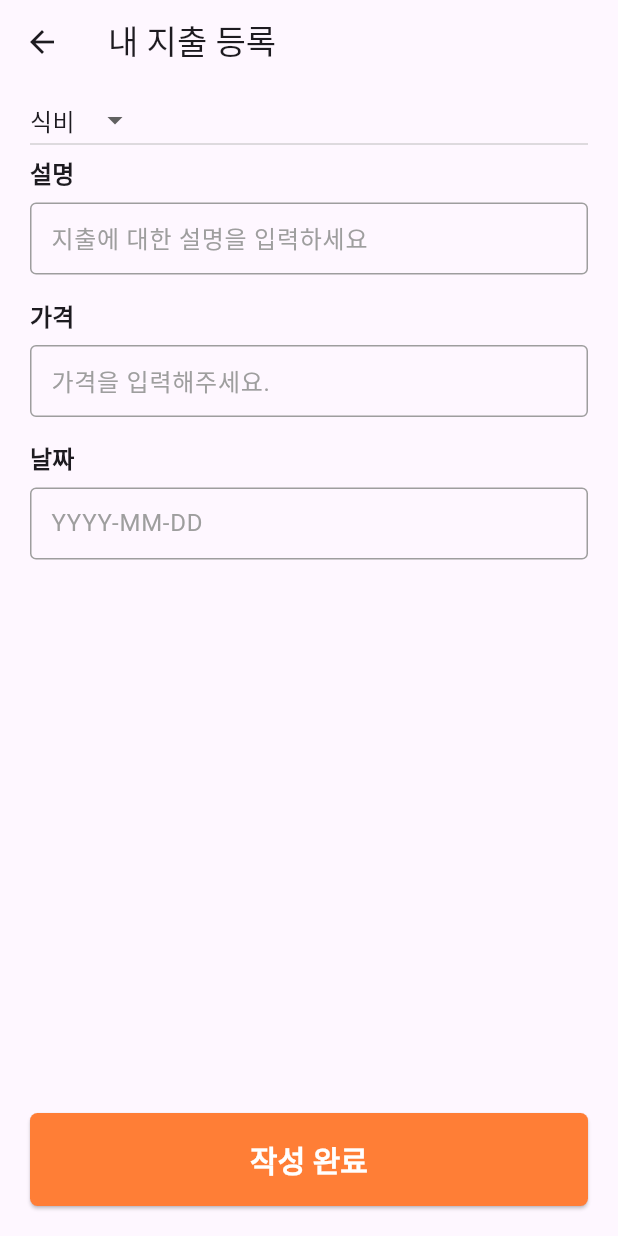
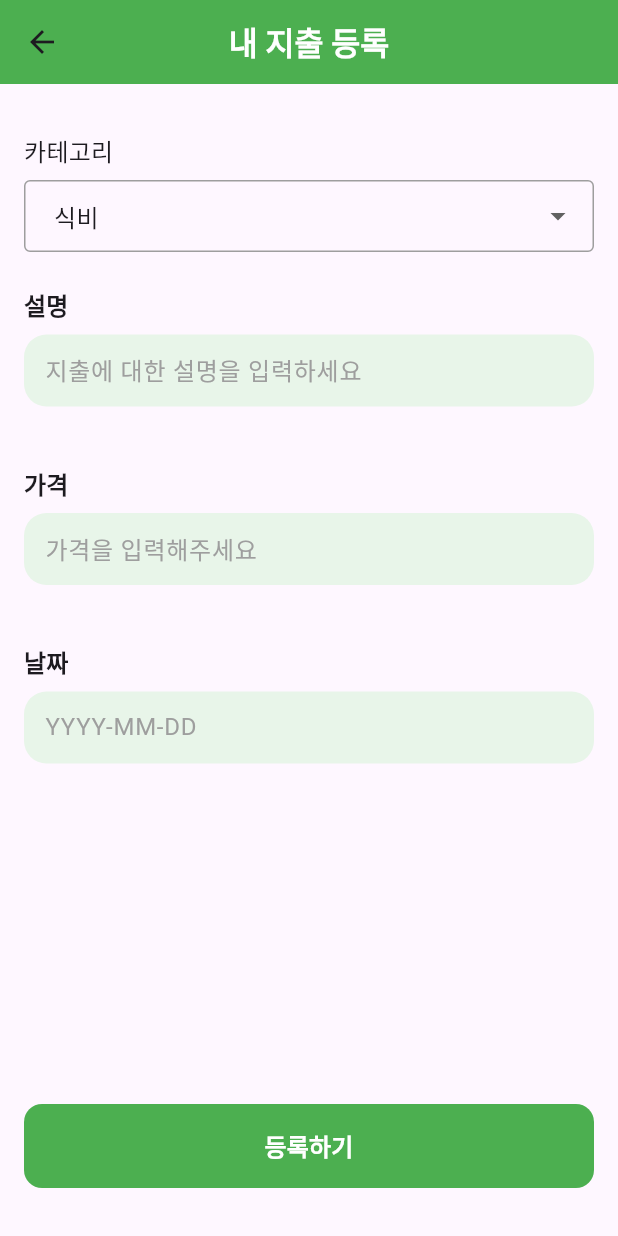
Before and after one commit to GGeunit/MABook, a Flutter app: the ExpenseIndex screen opened directly, after a tap on the "add" icon, on a phone screen of 412 x 824 dp. Run offline on Flutter 3.47's test engine with Material 3 defaults, Android fonts, the phone set to English and light mode, and no system bars; our stand-ins replace get, get_storage, image_picker, timeago, webview_flutter; accounts and stored records are empty; network calls fail; Roboto replaces fonts that are missing (Noto Sans).

Commit message:
UI 수정

```diff
--- a/carrot_flutter-main/lib/main.dart
+++ b/carrot_flutter-main/lib/main.dart
@@ -3,7 +3,6 @@ import 'package:get_storage/get_storage.dart';
 import 'package:timeago/timeago.dart' as timeago;
 
 import 'src/app.dart';
-import 'src/shared/global.dart';
 
 void main() async {
   // GetStorage 초기화
--- a/carrot_flutter-main/lib/src/screen/auth/login.dart
+++ b/carrot_flutter-main/lib/src/screen/auth/login.dart
@@ -48,6 +48,9 @@ class _LoginState extends State<Login> {
             ),
             ElevatedButton(
               onPressed: _submit,
+              style: ElevatedButton.styleFrom(
+                backgroundColor: Colors.green,
+              ),
               child: const Text('로그인'),
             ),
           ],
--- a/carrot_flutter-main/lib/src/screen/auth/register_form.dart
+++ b/carrot_flutter-main/lib/src/screen/auth/register_form.dart
@@ -75,6 +75,9 @@ class _RegisterFormState extends State<RegisterForm> {
             // 버튼
             ElevatedButton(
               onPressed: _submit,
+              style: ElevatedButton.styleFrom(
+                backgroundColor: Colors.green,
+              ),
               child: const Text('로그인'),
             ),
           ],
--- a/carrot_flutter-main/lib/src/screen/expense/create.dart
+++ b/carrot_flutter-main/lib/src/screen/expense/create.dart
@@ -34,17 +34,39 @@ class _ExpenseCreateState extends State<ExpenseCreate> {
   @override
   Widget build(BuildContext context) {
     return Scaffold(
-      appBar: AppBar(title: const Text('내 지출 등록')),
-      body: Padding(
-        padding: const EdgeInsets.symmetric(horizontal: 20),
+      appBar: AppBar(
+        title: const Text('내 지출 등록'),
+        titleTextStyle: const TextStyle(
+            color: Colors.white, fontSize: 21, fontWeight: FontWeight.bold),
+        elevation: 0,
+        centerTitle: true,
+        backgroundColor: Colors.green,
+      ),
+      body: SafeArea(
+        child: Padding(
+          padding: const EdgeInsets.all(16.0),
           child: Column(
             children: [
               Expanded(
-              child: ListView(
+                child: SingleChildScrollView(
+                  child: Column(
+                    crossAxisAlignment: CrossAxisAlignment.start,
                     children: [
-                  // 카테고리 선택 (드롭다운 또는 다른 위젯으로 구현 필요)
-                  DropdownButton<CategoryModel>(
+                      const SizedBox(height: 16),
+                      Text(
+                        '카테고리',
+                        style: Theme.of(context).textTheme.titleMedium,
+                      ),
+                      const SizedBox(height: 8),
+                      DropdownButtonFormField<CategoryModel>(
                         value: _categoryId,
+                        decoration: InputDecoration(
+                          border: OutlineInputBorder(
+                            borderRadius: BorderRadius.circular(12),
+                          ),
+                          contentPadding: const EdgeInsets.symmetric(
+                              horizontal: 16, vertical: 8),
+                        ),
                         onChanged: (CategoryModel? newValue) {
                           setState(() {
                             _categoryId = newValue!;
@@ -62,20 +84,20 @@ class _ExpenseCreateState extends State<ExpenseCreate> {
                           );
                         }).toList(),
                       ),
-                  // 설명
+                      const SizedBox(height: 24),
                       LabelTextField(
                         label: '설명',
                         hintText: '지출에 대한 설명을 입력하세요',
                         controller: _descriptionController,
                       ),
-                  // 가격
+                      const SizedBox(height: 24),
                       LabelTextField(
                         label: '가격',
-                    hintText: '가격을 입력해주세요.',
+                        hintText: '가격을 입력해주세요',
                         controller: _priceController,
                         keyboardType: TextInputType.number,
                       ),
-                  // 날짜
+                      const SizedBox(height: 24),
                       LabelTextField(
                         label: '날짜',
                         hintText: 'YYYY-MM-DD',
@@ -84,14 +106,24 @@ class _ExpenseCreateState extends State<ExpenseCreate> {
                     ],
                   ),
                 ),
-            Padding(
-              padding: const EdgeInsets.symmetric(vertical: 20),
-              child: ElevatedButton(
+              ),
+              SizedBox(
+                width: double.infinity,
+                height: 56,
+                child: FilledButton(
                   onPressed: _submit,
-                child: const Text('작성 완료'),
+                  style: FilledButton.styleFrom(
+                    backgroundColor: Colors.green,
+                    shape: RoundedRectangleBorder(
+                      borderRadius: BorderRadius.circular(12),
                     ),
                   ),
+                  child: const Text('등록하기'),
+                ),
+              ),
+              const SizedBox(height: 16),
             ],
+          ),
         ),
       ),
     );
--- a/carrot_flutter-main/lib/src/screen/expense/index.dart
+++ b/carrot_flutter-main/lib/src/screen/expense/index.dart
@@ -33,28 +33,20 @@ class _ExpenseIndexState extends State<ExpenseIndex> {
   @override
   Widget build(BuildContext context) {
     return Scaffold(
+      appBar: AppBar(
+        backgroundColor: Colors.green,
+        title: const Text(
+          '내 가계부',
+          style: TextStyle(color: Colors.white, fontWeight: FontWeight.bold),
+        ),
+        centerTitle: true,
+      ),
       floatingActionButton: FloatingActionButton(
         onPressed: () {
           Get.to(() => const ExpenseCreate());
         },
-        tooltip: '항목 추가',
-        shape: const CircleBorder(),
-        backgroundColor: Theme.of(context).primaryColor,
+        backgroundColor: Colors.green,
         child: const Icon(Icons.add, color: Colors.white),
-      ),
-      appBar: AppBar(
-        centerTitle: false,
-        title: Text('내 지출'),
-        actions: [
-          IconButton(
-            onPressed: () {},
-            icon: Icon(Icons.search),
-          ),
-          IconButton(
-            onPressed: () {},
-            icon: Icon(Icons.notifications_none_rounded),
-          ),
-        ],
       ),
       body: Column(
         children: [
@@ -63,14 +55,26 @@ class _ExpenseIndexState extends State<ExpenseIndex> {
                   onNotification: _onNotification,
                   child: RefreshIndicator(
                     onRefresh: _onRefresh,
-                      child: ListView.builder(
+                    child: ListView.separated(
+                      padding: const EdgeInsets.symmetric(vertical: 20),
                       itemCount: expenseController.expenseList.length,
+                      separatorBuilder: (context, index) =>
+                          const SizedBox(height: 12),
                       itemBuilder: (context, index) {
                         final item = expenseController.expenseList[index];
                         return ExpenseListItem(item);
-                          }),
+                      },
                     ),
-                  )))
+                  ),
+                )),
+          ),
+          Container(
+            decoration: const BoxDecoration(
+              border: Border(
+                top: BorderSide(color: Colors.grey, width: 0.5),
+              ),
+            ),
+          ),
         ],
       ),
     );
--- a/carrot_flutter-main/lib/src/widget/form/label_textfield.dart
+++ b/carrot_flutter-main/lib/src/widget/form/label_textfield.dart
@@ -33,6 +33,20 @@ class LabelTextField extends StatelessWidget {
           style: const TextStyle(fontSize: 16),
           decoration: InputDecoration(
             hintText: hintText,
+            filled: true,
+            fillColor: Colors.green[50],
+            border: OutlineInputBorder(
+              borderRadius: BorderRadius.circular(15.0),
+              borderSide: BorderSide.none,
+            ),
+            enabledBorder: OutlineInputBorder(
+              borderRadius: BorderRadius.circular(15.0),
+              borderSide: BorderSide.none,
+            ),
+            focusedBorder: OutlineInputBorder(
+              borderRadius: BorderRadius.circular(15.0),
+              borderSide: BorderSide(color: Colors.green[50] ?? Colors.green),
+            ),
           ),
         ),
         const SizedBox(height: 16),
```
Also changed, not shown: carrot_flutter-main/lib/src/screen/auth/intro.dart (+8 -4 lines), carrot_flutter-main/lib/src/screen/home.dart (+3 -8 lines), carrot_flutter-main/lib/src/screen/my/mypage.dart (+12 -13 lines), carrot_flutter-main/lib/src/widget/listitem/expense_list_item.dart (+11 -2 lines), carrot_flutter-main/asset/icon/icon.png, carrot_flutter-main/asset/image/logo.png, 26 other files. Lines whose indentation alone changed are shown as unchanged.
